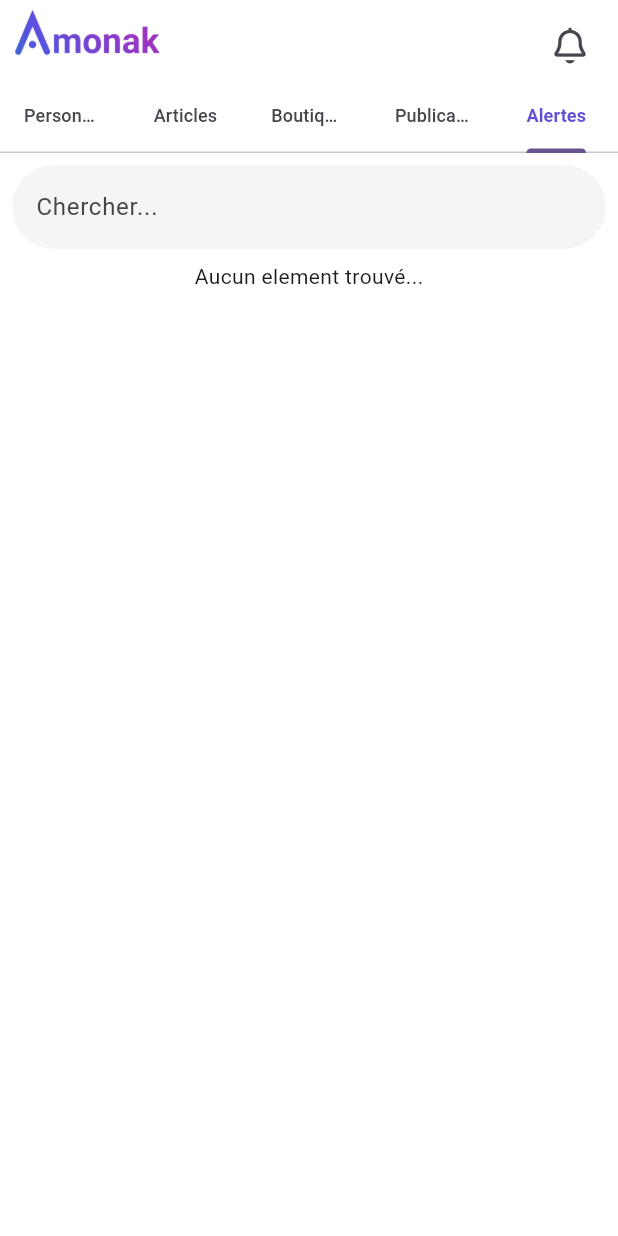
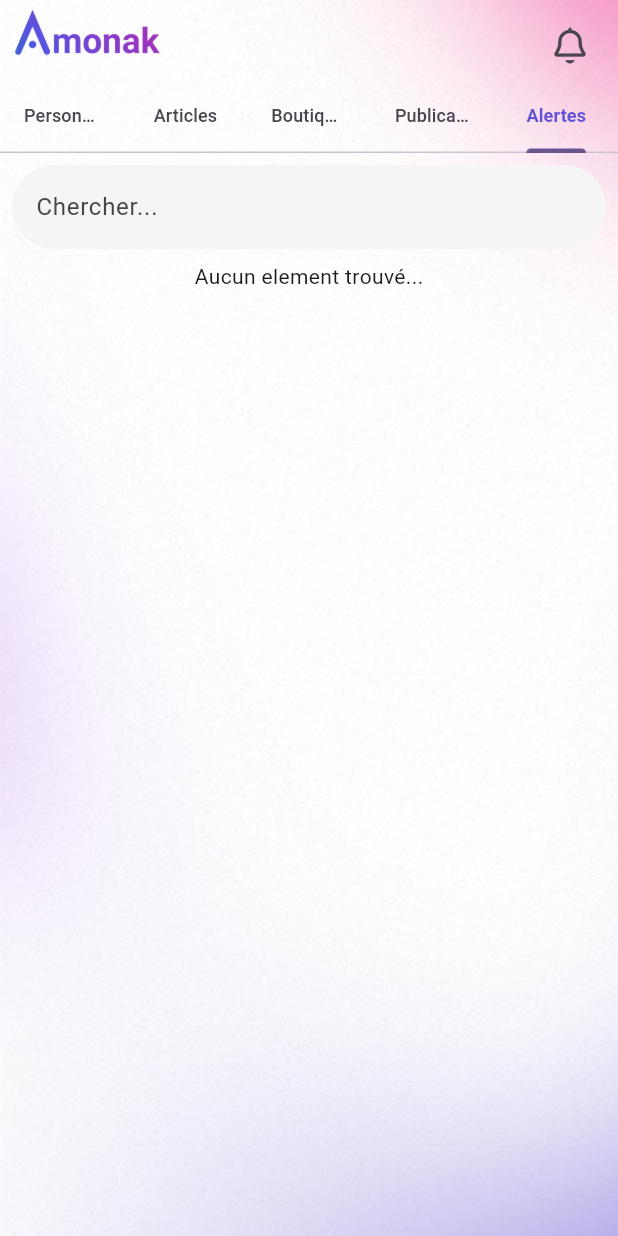
Before and after one commit to sguira/Application-Amonak, a Flutter app: the ExplorerPage screen opened directly, tab 5 chosen, on a phone screen of 412 x 824 dp. Run offline on Flutter 3.47's test engine with Material 3 defaults, Android fonts, the phone set to English and light mode, and no system bars; our stand-ins replace dio, email_validator, fc_native_video_thumbnail, fl_chart, flutter_animate, flutter_local_notifications and 15 more; missing offline and left inert: a package; accounts and stored records are empty; network calls fail.

Commit message:
background blurred added

```diff
--- a/lib/interface/explorer/article2.dart
+++ b/lib/interface/explorer/article2.dart
@@ -47,7 +47,7 @@ class _ArticlePageState extends ConsumerState<ArticlePage2> {
 
     return Scaffold(
       // appBar: AppBar(title: const Text("Articles")),
-      backgroundColor: Colors.white,
+      backgroundColor: Colors.transparent,
       floatingActionButtonLocation: FloatingActionButtonLocation.centerFloat,
       floatingActionButton: ref.read(articleProvider).isNewArticleEvent
           ? FloatingActionButton.extended(
--- a/lib/interface/explorer/explorer.dart
+++ b/lib/interface/explorer/explorer.dart
@@ -95,7 +95,14 @@ class _ExplorerPageState extends State<ExplorerPage> {
         builder: (context, snapshot) {
           return Scaffold(
             backgroundColor: Colors.white,
-            body: DefaultTabController(
+            body: Container(
+              decoration: const BoxDecoration(
+                image: DecorationImage(
+                  image: AssetImage('assets/medias/backblur.png'),
+                  fit: BoxFit.cover,
+                ),
+              ),
+              child: DefaultTabController(
                 length: 5,
                 child: Column(
                   children: [
@@ -104,8 +111,8 @@ class _ExplorerPageState extends State<ExplorerPage> {
                       child: Column(
                         children: [
                           Container(
-                          margin:
-                              const EdgeInsets.only(left: 8, right: 8, top: 6),
+                            margin: const EdgeInsets.only(
+                                left: 8, right: 8, top: 6),
                             padding: const EdgeInsets.all(0),
                             child: Row(
                               mainAxisAlignment: MainAxisAlignment.spaceBetween,
@@ -121,7 +128,7 @@ class _ExplorerPageState extends State<ExplorerPage> {
                           ),
                           Expanded(
                             child: Scaffold(
-                            backgroundColor: Colors.white,
+                              backgroundColor: Colors.transparent,
                               appBar: AppBar(
                                 // leading: Container(
                                 //   child:const Column(
@@ -131,7 +138,7 @@ class _ExplorerPageState extends State<ExplorerPage> {
                                 //   ),
                                 // ),
                                 toolbarHeight: 0,
-                              backgroundColor: Colors.white,
+                                backgroundColor: Colors.transparent,
                                 automaticallyImplyLeading: false,
                                 // excludeHeaderSemantics: true,
                                 // leading: header(),
@@ -170,6 +177,7 @@ class _ExplorerPageState extends State<ExplorerPage> {
                       ),
                     ),
                   ],
+                ),
               ),
             ),
           );
--- a/lib/interface/explorer/personne.dart
+++ b/lib/interface/explorer/personne.dart
@@ -61,7 +61,7 @@ class _ListePersonnePageState extends ConsumerState<ListePersonnePage> {
     print("Taille des utilisateurs: ${state.users.length}");
     return SafeArea(
         child: Scaffold(
-            backgroundColor: Colors.white,
+            backgroundColor: Colors.transparent,
             body: Column(
               children: [
                 ExplorerSearchWidget(
--- a/lib/interface/publication/AlertePageRiverPod.dart
+++ b/lib/interface/publication/AlertePageRiverPod.dart
@@ -49,7 +49,7 @@ class _PublicationPageState extends ConsumerState<AlertePageRiverPod> {
     final state = ref.watch(alerteNotifier);
 
     return Scaffold(
-      backgroundColor: Colors.white,
+      backgroundColor: Colors.transparent,
       floatingActionButtonLocation: FloatingActionButtonLocation.centerFloat,
       floatingActionButton: state.newPubEvent == true
           ? FloatingActionButton.extended(
--- a/lib/interface/publication/image_container.dart
+++ b/lib/interface/publication/image_container.dart
@@ -252,7 +252,7 @@ class _ImageSectionState extends ConsumerState<ItemPublication> {
           margin: const EdgeInsets.symmetric(horizontal: 8, vertical: 6),
           padding: const EdgeInsets.symmetric(vertical: 2, horizontal: 12),
           decoration: BoxDecoration(
-              color: const Color.fromARGB(255, 255, 255, 255).withAlpha(12),
+              color: const Color.fromARGB(193, 255, 255, 255),
               borderRadius: BorderRadius.circular(16),
               border: Border.all(width: .5, color: Colors.black.withAlpha(10))),
           child: Column(
--- a/lib/interface/publication/publicationPageRiverPod.dart
+++ b/lib/interface/publication/publicationPageRiverPod.dart
@@ -1,4 +1,3 @@
-import 'package:application_amonak/colors/colors.dart';
 import 'package:application_amonak/interface/explorer/ExplorerSearchWidget.dart';
 import 'package:application_amonak/interface/publication/image_container.dart';
 import 'package:application_amonak/models/publication.dart';
@@ -50,7 +49,7 @@ class _PublicationPageState extends ConsumerState<PublicationPageRiverPod> {
     final state = ref.watch(publicationProvider22);
 
     return Scaffold(
-      backgroundColor: Colors.white,
+      backgroundColor: Colors.transparent,
       floatingActionButtonLocation: FloatingActionButtonLocation.centerFloat,
       floatingActionButton: state.newPubEvent == true
           ? FloatingActionButton.extended(
@@ -60,7 +59,8 @@ class _PublicationPageState extends ConsumerState<PublicationPageRiverPod> {
               label: Container(
                 padding: EdgeInsets.all(8),
                 decoration: BoxDecoration(
-                    color: couleurPrincipale.withAlpha(160),
+                    color:
+                        const Color.fromARGB(255, 255, 255, 255).withAlpha(160),
                     borderRadius: BorderRadius.circular(26)),
                 child: Row(
                   children: [
--- a/lib/widgets/publication_card.dart
+++ b/lib/widgets/publication_card.dart
@@ -11,7 +11,8 @@ Container itemPublication(User item, int style) {
     padding: const EdgeInsets.symmetric(vertical: 6, horizontal: 6),
     margin: const EdgeInsets.symmetric(vertical: 18, horizontal: 12),
     decoration: BoxDecoration(
-        border: Border.all(width: 1, color: Colors.black26),
+        border: Border.all(width: 1, color: const Color.fromARGB(55, 0, 0, 0)),
+        color: Colors.white,
         borderRadius: BorderRadius.circular(11)),
     child: Column(
       children: [
@@ -58,7 +59,7 @@ footerPublication(dynamic item) {
               Icons.favorite,
               color: Colors.white,
             ),
-            label: Text("S'Abonner",
+            label: Text("S'abonner",
                 style: GoogleFonts.roboto(
                   fontSize: 12,
                   color: Colors.white,
```
Also changed, not shown: assets/medias/backblur.png (added). Lines whose indentation alone changed are shown as unchanged.
